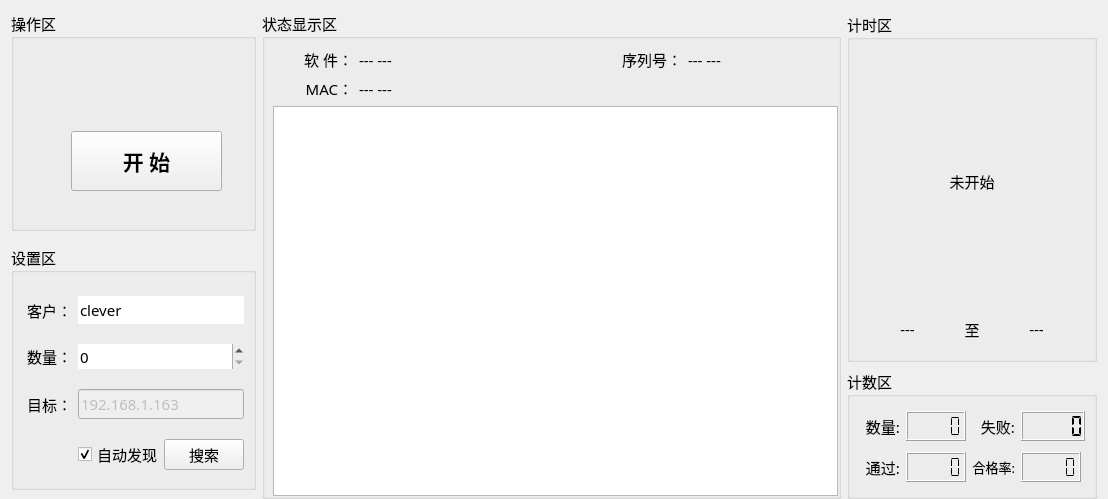
ChinaClever/MPro-Tools, file pro_qc/home/home_workwid.ui: the form before one commit.
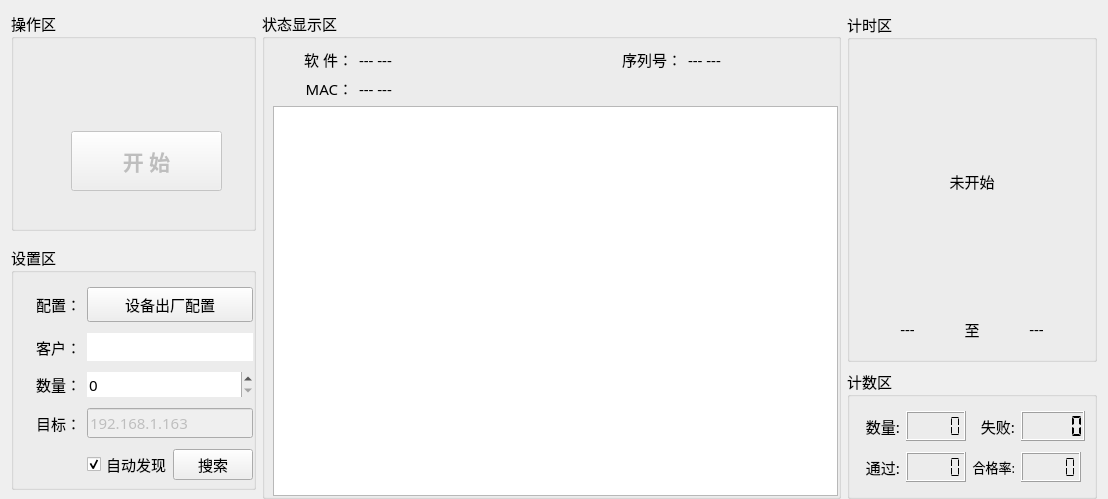
The form after the commit.

The edit to the form file:
```diff
--- a/pro_qc/home/home_workwid.ui
+++ b/pro_qc/home/home_workwid.ui
@@ -246,6 +246,9 @@
       <string>操作区</string>
      </property>
      <widget class="QPushButton" name="startBtn">
+      <property name="enabled">
+       <bool>false</bool>
+      </property>
       <property name="geometry">
        <rect>
         <x>60</x>
@@ -473,20 +476,48 @@
       <string>设置区</string>
      </property>
      <layout class="QGridLayout" name="gridLayout_3">
+      <property name="rightMargin">
+       <number>0</number>
+      </property>
       <property name="bottomMargin">
        <number>0</number>
       </property>
-      <item row="2" column="1" colspan="2">
-       <widget class="QLineEdit" name="ipEdit">
-        <property name="enabled">
-         <bool>false</bool>
-        </property>
-        <property name="text">
-         <string>192.168.1.163</string>
-        </property>
-       </widget>
-      </item>
       <item row="0" column="0">
+       <widget class="QLabel" name="label_36">
+        <property name="minimumSize">
+         <size>
+          <width>0</width>
+          <height>20</height>
+         </size>
+        </property>
+        <property name="maximumSize">
+         <size>
+          <width>80</width>
+          <height>30</height>
+         </size>
+        </property>
+        <property name="text">
+         <string>配置：</string>
+        </property>
+        <property name="alignment">
+         <set>Qt::AlignRight|Qt::AlignTrailing|Qt::AlignVCenter</set>
+        </property>
+       </widget>
+      </item>
+      <item row="0" column="1" colspan="2">
+       <widget class="QPushButton" name="devSetBtn">
+        <property name="minimumSize">
+         <size>
+          <width>0</width>
+          <height>35</height>
+         </size>
+        </property>
+        <property name="text">
+         <string>设备出厂配置</string>
+        </property>
+       </widget>
+      </item>
+      <item row="1" column="0">
        <widget class="QLabel" name="label_35">
         <property name="minimumSize">
          <size>
@@ -509,6 +540,47 @@
        </widget>
       </item>
       <item row="1" column="1" colspan="2">
+       <widget class="QLineEdit" name="userEdit">
+        <property name="text">
+         <string/>
+        </property>
+        <property name="frame">
+         <bool>false</bool>
+        </property>
+        <property name="cursorMoveStyle">
+         <enum>Qt::LogicalMoveStyle</enum>
+        </property>
+        <property name="clearButtonEnabled">
+         <bool>false</bool>
+        </property>
+       </widget>
+      </item>
+      <item row="2" column="0">
+       <widget class="QLabel" name="label_38">
+        <property name="minimumSize">
+         <size>
+          <width>45</width>
+          <height>20</height>
+         </size>
+        </property>
+        <property name="maximumSize">
+         <size>
+          <width>100</width>
+          <height>30</height>
+         </size>
+        </property>
+        <property name="layoutDirection">
+         <enum>Qt::RightToLeft</enum>
+        </property>
+        <property name="text">
+         <string>数量：</string>
+        </property>
+        <property name="alignment">
+         <set>Qt::AlignRight|Qt::AlignTrailing|Qt::AlignVCenter</set>
+        </property>
+       </widget>
+      </item>
+      <item row="2" column="1" colspan="2">
        <widget class="QSpinBox" name="cntSpin">
         <property name="minimumSize">
          <size>
@@ -539,55 +611,33 @@
         </property>
        </widget>
       </item>
-      <item row="1" column="0">
-       <widget class="QLabel" name="label_38">
+      <item row="3" column="0">
+       <widget class="QLabel" name="label_5">
         <property name="minimumSize">
          <size>
           <width>45</width>
-          <height>20</height>
+          <height>0</height>
          </size>
         </property>
-        <property name="maximumSize">
-         <size>
-          <width>100</width>
-          <height>30</height>
-         </size>
-        </property>
-        <property name="layoutDirection">
-         <enum>Qt::RightToLeft</enum>
-        </property>
         <property name="text">
-         <string>数量：</string>
+         <string>目标：</string>
         </property>
         <property name="alignment">
          <set>Qt::AlignRight|Qt::AlignTrailing|Qt::AlignVCenter</set>
         </property>
        </widget>
       </item>
-      <item row="3" column="2">
-       <widget class="QPushButton" name="findBtn">
-        <property name="text">
-         <string>搜索</string>
+      <item row="3" column="1" colspan="2">
+       <widget class="QLineEdit" name="ipEdit">
+        <property name="enabled">
+         <bool>false</bool>
         </property>
-       </widget>
-      </item>
-      <item row="0" column="1" colspan="2">
-       <widget class="QLineEdit" name="userEdit">
         <property name="text">
-         <string>clever</string>
+         <string>192.168.1.163</string>
         </property>
-        <property name="frame">
-         <bool>false</bool>
-        </property>
-        <property name="cursorMoveStyle">
-         <enum>Qt::LogicalMoveStyle</enum>
-        </property>
-        <property name="clearButtonEnabled">
-         <bool>false</bool>
-        </property>
        </widget>
       </item>
-      <item row="3" column="1">
+      <item row="4" column="1">
        <widget class="QCheckBox" name="auCheckBox">
         <property name="enabled">
          <bool>true</bool>
@@ -606,19 +656,10 @@
         </property>
        </widget>
       </item>
-      <item row="2" column="0">
-       <widget class="QLabel" name="label_5">
-        <property name="minimumSize">
-         <size>
-          <width>45</width>
-          <height>0</height>
-         </size>
-        </property>
+      <item row="4" column="2">
+       <widget class="QPushButton" name="findBtn">
         <property name="text">
-         <string>目标：</string>
-        </property>
-        <property name="alignment">
-         <set>Qt::AlignRight|Qt::AlignTrailing|Qt::AlignVCenter</set>
+         <string>搜索</string>
         </property>
        </widget>
       </item>
```
